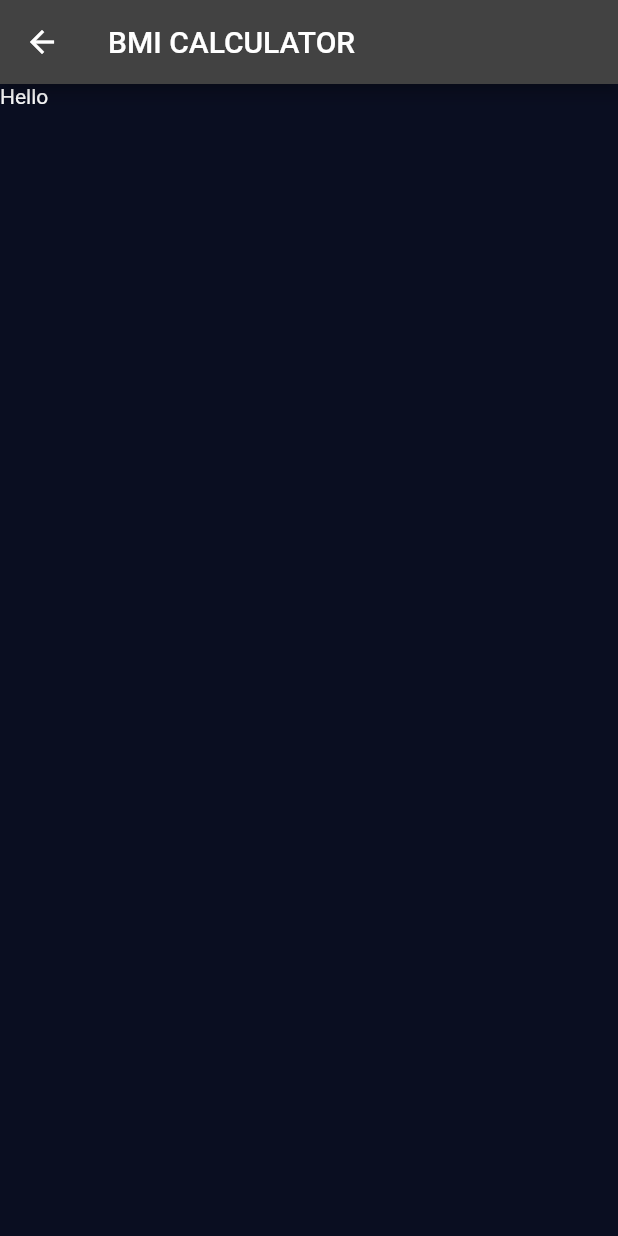
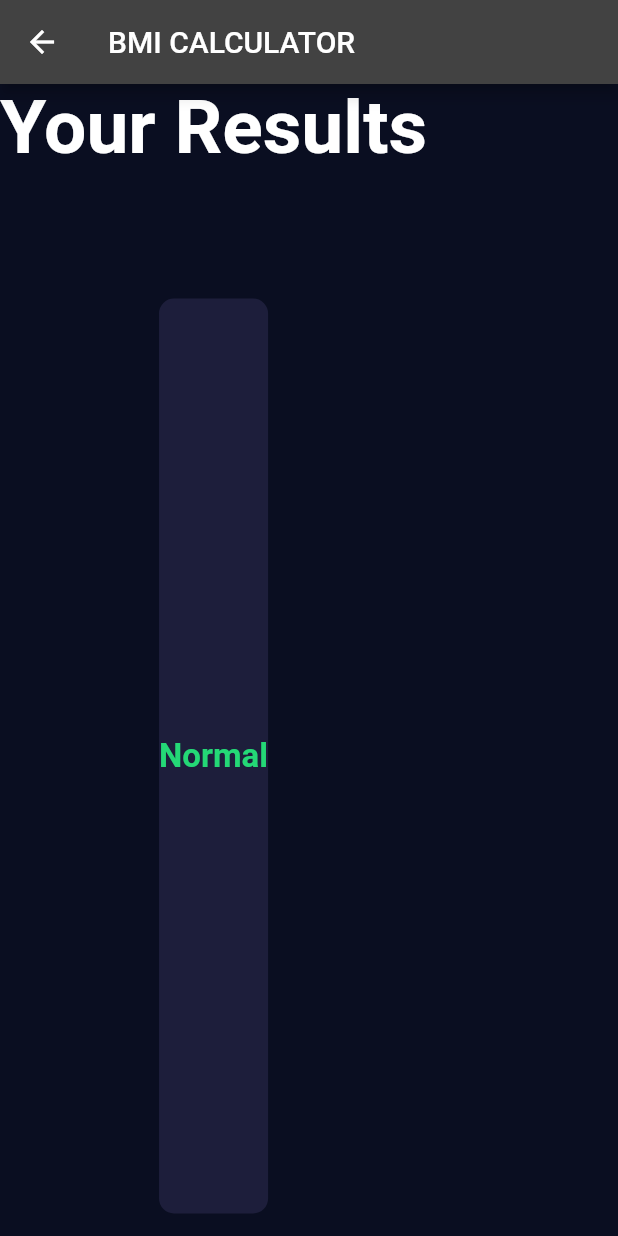
Before and after one commit to Avinash174/bmi_calculator, a Flutter app: the ResultsPage screen opened directly, on a phone screen of 412 x 824 dp. Run offline on Flutter 3.47's test engine with Material 2 defaults, Android fonts, the phone set to English and light mode, and no system bars; our stand-ins replace font_awesome_flutter.

Commit message:
New Changes Added

```diff
--- a/lib/constant.dart
+++ b/lib/constant.dart
@@ -1,7 +1,7 @@
 import 'package:flutter/material.dart';
 
 const bottomContainerHeight = 80.0;
-const activeCardColor = Color(0xFF1D1E33);
+const activeCardColor = Color(0xFF1D1E3B);
 const inactiveColor = Color(0xFF111328);
 const bottomContainerColor = Color(0xFFEB1555);
 
@@ -11,4 +11,11 @@ const labelStyle = TextStyle(
 );
 
 const numberStyle = TextStyle(fontSize: 50.0, fontWeight: FontWeight.w900);
-const LargeButtonTextStyle=TextStyle(fontSize: 25.0,fontWeight: FontWeight.bold);
+const LargeButtonTextStyle =
+    TextStyle(fontSize: 25.0, fontWeight: FontWeight.bold);
+const titleText = TextStyle(fontSize: 50.0, fontWeight: FontWeight.bold);
+const resultText = TextStyle(
+  color: Color(0xFF24D876),
+  fontWeight: FontWeight.bold,
+  fontSize: 22.0,
+);
--- a/lib/result_page.dart
+++ b/lib/result_page.dart
@@ -1,4 +1,6 @@
+import 'package:bmi_calculator/reusable.dart';
 import 'package:flutter/material.dart';
+import 'constant.dart';
 
 class ResultsPage extends StatelessWidget {
   const ResultsPage({Key? key}) : super(key: key);
@@ -9,7 +11,30 @@ class ResultsPage extends StatelessWidget {
       appBar: AppBar(
         title: Text('BMI CALCULATOR'),
       ),
-      body: Text('Hello'),
+      body: Column(
+        mainAxisAlignment: MainAxisAlignment.spaceEvenly,
+        children: [
+          Expanded(
+            child: Text(
+              'Your Results',
+              style: titleText,
+            ),
+          ),
+          Expanded(
+            flex: 5,
+            child: Reusable(
+              color: activeCardColor,
+              cardChild: Column(
+                mainAxisAlignment: MainAxisAlignment.spaceEvenly,
+                crossAxisAlignment: CrossAxisAlignment.center,
+                children: [
+                  Text('Normal',style: resultText,),
+                ],
+              ),
+            ),
+          ),
+        ],
+      ),
     );
   }
 }
```
